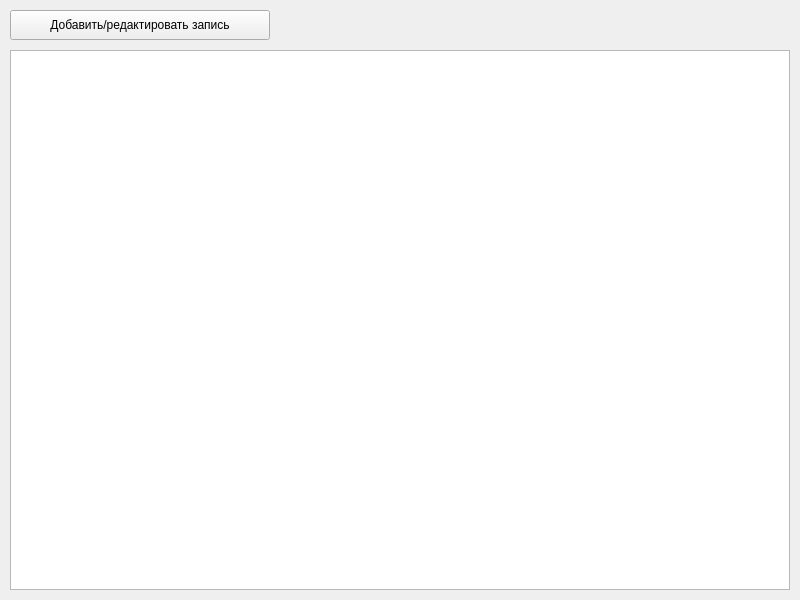
First picture: the form in main.ui, repository kaifarikman/espresso_task, before the edit.
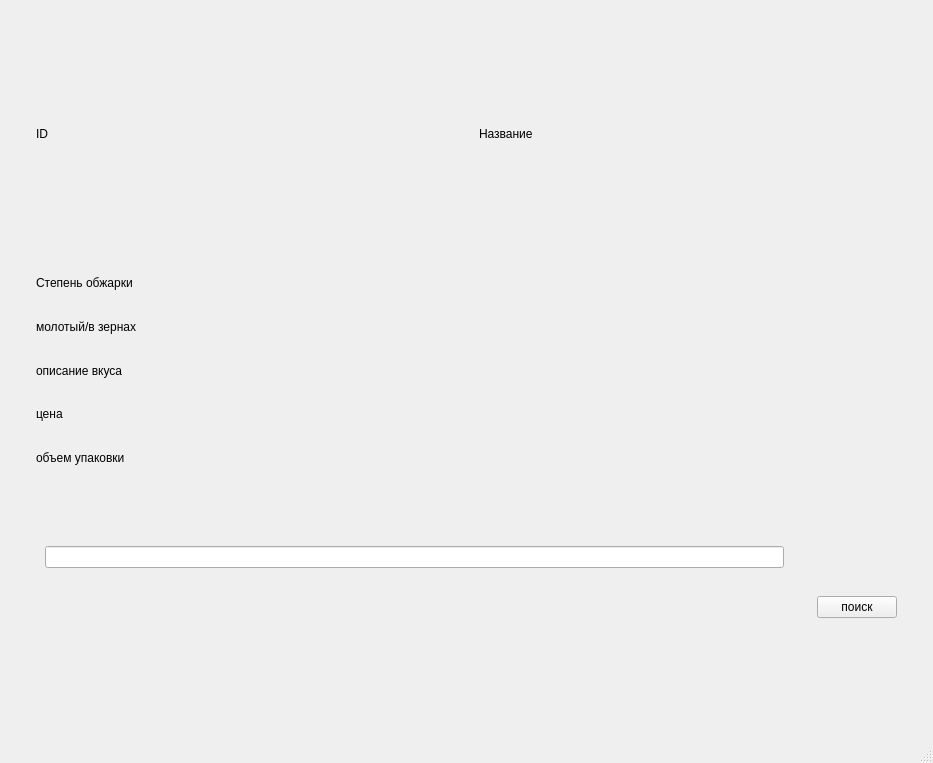
Second picture: the form after the edit.

Diff of the .ui file:
```diff
--- a/main.ui
+++ b/main.ui
@@ -6,38 +6,184 @@
    <rect>
     <x>0</x>
     <y>0</y>
-    <width>800</width>
-    <height>600</height>
+    <width>933</width>
+    <height>763</height>
    </rect>
   </property>
   <property name="windowTitle">
    <string>Cappuccino</string>
   </property>
   <widget class="QWidget" name="centralwidget">
-   <widget class="QTableView" name="table">
-    <property name="geometry">
-     <rect>
-      <x>10</x>
-      <y>50</y>
-      <width>780</width>
-      <height>540</height>
-     </rect>
-    </property>
-   </widget>
-   <widget class="QPushButton" name="add_edit_button">
-    <property name="geometry">
-     <rect>
-      <x>10</x>
-      <y>10</y>
-      <width>260</width>
-      <height>30</height>
-     </rect>
-    </property>
-    <property name="text">
-     <string>Добавить/редактировать запись</string>
-    </property>
-   </widget>
+   <layout class="QVBoxLayout" name="verticalLayout_2">
+    <item>
+     <widget class="QWidget" name="widget" native="true">
+      <layout class="QVBoxLayout" name="verticalLayout">
+       <item>
+        <widget class="QWidget" name="widget_2" native="true">
+         <layout class="QHBoxLayout" name="horizontalLayout">
+          <item>
+           <widget class="QWidget" name="widget_5" native="true">
+            <layout class="QHBoxLayout" name="horizontalLayout_2">
+             <item>
+              <widget class="QLabel" name="ID">
+               <property name="text">
+                <string>ID</string>
+               </property>
+              </widget>
+             </item>
+            </layout>
+           </widget>
+          </item>
+          <item>
+           <widget class="QWidget" name="widget_6" native="true">
+            <layout class="QHBoxLayout" name="horizontalLayout_3">
+             <item>
+              <widget class="QLabel" name="name">
+               <property name="text">
+                <string>Название</string>
+               </property>
+              </widget>
+             </item>
+            </layout>
+           </widget>
+          </item>
+         </layout>
+        </widget>
+       </item>
+       <item>
+        <widget class="QWidget" name="widget_3" native="true">
+         <layout class="QVBoxLayout" name="verticalLayout_3">
+          <item>
+           <widget class="QWidget" name="widget_7" native="true">
+            <layout class="QVBoxLayout" name="verticalLayout_5">
+             <item>
+              <widget class="QLabel" name="roasting">
+               <property name="text">
+                <string>Степень обжарки</string>
+               </property>
+              </widget>
+             </item>
+            </layout>
+           </widget>
+          </item>
+          <item>
+           <widget class="QWidget" name="widget_8" native="true">
+            <layout class="QVBoxLayout" name="verticalLayout_4">
+             <item>
+              <widget class="QLabel" name="ground">
+               <property name="text">
+                <string>молотый/в зернах        </string>
+               </property>
+              </widget>
+             </item>
+            </layout>
+           </widget>
+          </item>
+          <item>
+           <widget class="QWidget" name="widget_9" native="true">
+            <layout class="QHBoxLayout" name="horizontalLayout_5">
+             <item>
+              <widget class="QLabel" name="about">
+               <property name="text">
+                <string>описание вкуса</string>
+               </property>
+              </widget>
+             </item>
+            </layout>
+           </widget>
+          </item>
+          <item>
+           <widget class="QWidget" name="widget_10" native="true">
+            <layout class="QHBoxLayout" name="horizontalLayout_4">
+             <item>
+              <widget class="QLabel" name="price">
+               <property name="text">
+                <string>цена</string>
+               </property>
+              </widget>
+             </item>
+            </layout>
+           </widget>
+          </item>
+          <item>
+           <widget class="QWidget" name="widget_15" native="true">
+            <layout class="QVBoxLayout" name="verticalLayout_8">
+             <item>
+              <widget class="QLabel" name="volume">
+               <property name="text">
+                <string>объем упаковки</string>
+               </property>
+              </widget>
+             </item>
+            </layout>
+           </widget>
+          </item>
+         </layout>
+        </widget>
+       </item>
+       <item>
+        <widget class="QWidget" name="widget_4" native="true">
+         <layout class="QHBoxLayout" name="horizontalLayout_6">
+          <item>
+           <widget class="QWidget" name="widget_11" native="true">
+            <layout class="QVBoxLayout" name="verticalLayout_6">
+             <item>
+              <widget class="QWidget" name="widget_13" native="true">
+               <layout class="QVBoxLayout" name="verticalLayout_9">
+                <item>
+                 <widget class="QLineEdit" name="finder"/>
+                </item>
+               </layout>
+              </widget>
+             </item>
+             <item>
+              <widget class="QWidget" name="widget_14" native="true">
+               <layout class="QVBoxLayout" name="verticalLayout_7">
+                <item>
+                 <widget class="QLabel" name="error">
+                  <property name="text">
+                   <string/>
+                  </property>
+                 </widget>
+                </item>
+               </layout>
+              </widget>
+             </item>
+            </layout>
+           </widget>
+          </item>
+          <item>
+           <widget class="QWidget" name="widget_12" native="true">
+            <layout class="QHBoxLayout" name="horizontalLayout_7">
+             <item>
+              <widget class="QPushButton" name="button">
+               <property name="text">
+                <string>поиск</string>
+               </property>
+              </widget>
+             </item>
+            </layout>
+           </widget>
+          </item>
+         </layout>
+        </widget>
+       </item>
+      </layout>
+     </widget>
+    </item>
+   </layout>
   </widget>
+  <widget class="QMenuBar" name="menubar">
+   <property name="geometry">
+    <rect>
+     <x>0</x>
+     <y>0</y>
+     <width>933</width>
+     <height>24</height>
+    </rect>
+   </property>
+  </widget>
+  <widget class="QStatusBar" name="statusbar"/>
  </widget>
  <resources/>
  <connections/>
```
Left out of the diff: 2 changed lines with no effect on the pictures.
